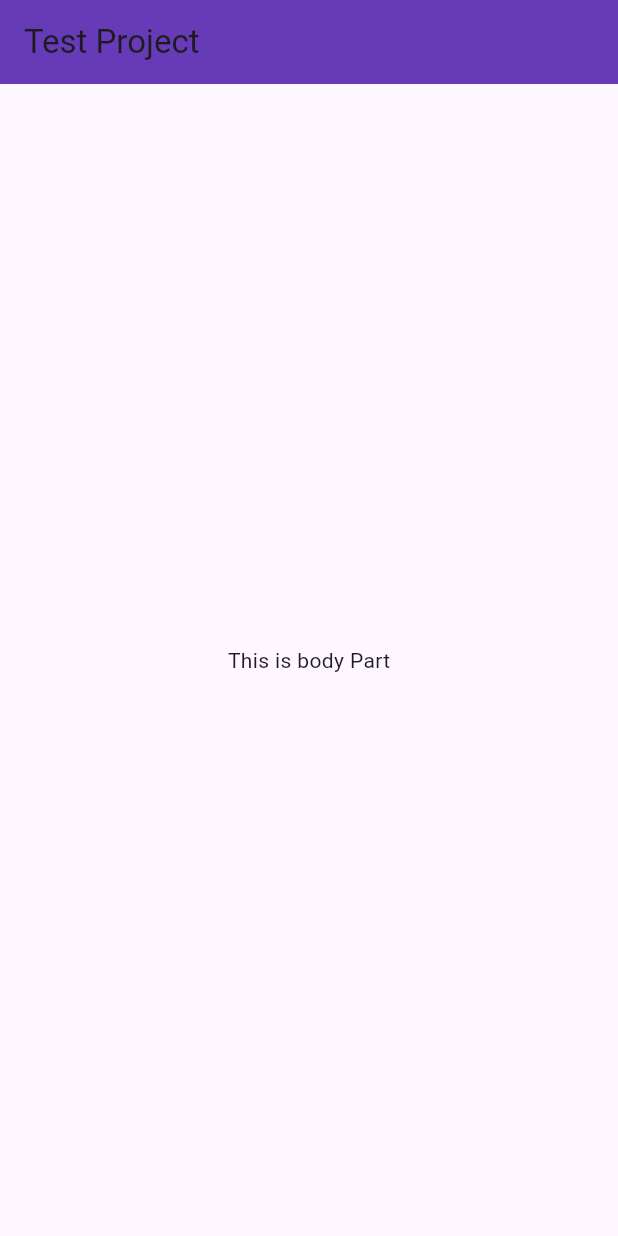
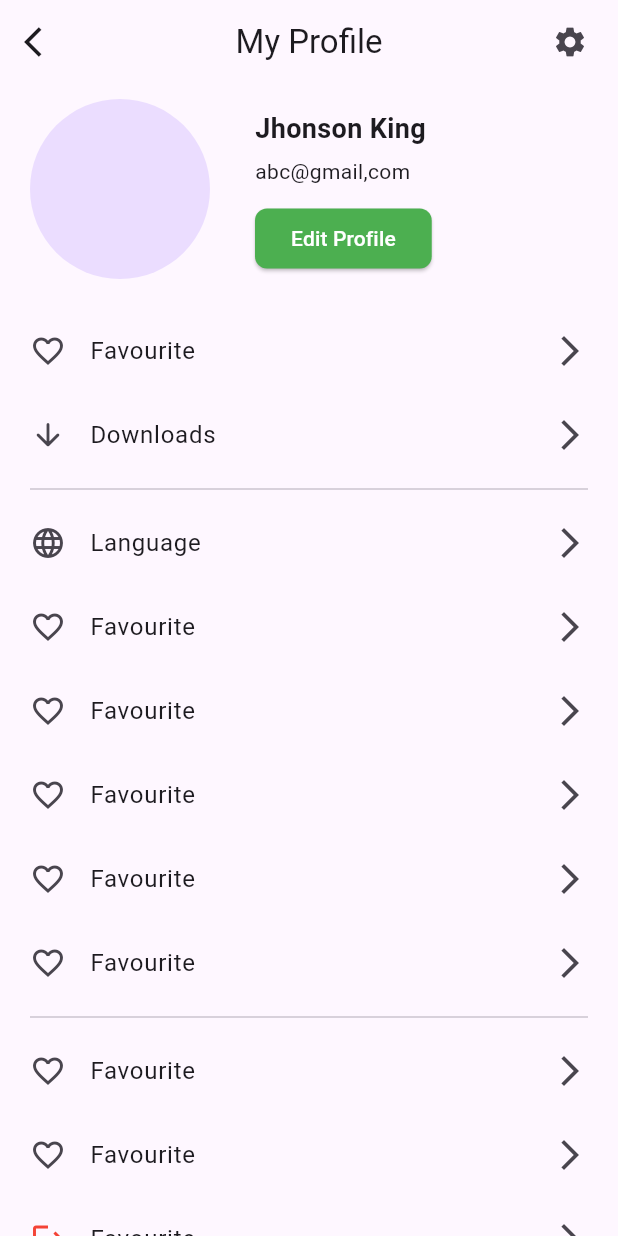
Before and after one commit to Shahidullah191/Test-project, a Flutter app: the screen it shows after launch, on a phone screen of 412 x 824 dp. Run offline on Flutter 3.47's test engine with Material 2 defaults, Android fonts, the phone set to English and light mode, and no system bars.

Commit message:
working in profile page

```diff
--- a/lib/home_page.dart
+++ /dev/null
@@ -1,19 +0,0 @@
-import 'package:flutter/material.dart';
-
-class HomePage extends StatelessWidget {
-  const HomePage({super.key});
-
-  @override
-  Widget build(BuildContext context) {
-    return Scaffold(
-      appBar: AppBar(
-        backgroundColor: Colors.deepPurple,
-        title: Text("Test Project"),
-      ),
-      body: Center(
-        child: Text("This is body Part"),
-      ),
-
-    );
-  }
-}
--- a/lib/main.dart
+++ b/lib/main.dart
@@ -1,5 +1,5 @@
 import 'package:flutter/material.dart';
-import 'package:test_project/home_page.dart';
+import 'package:test_project/profile_page.dart';
 
 void main() {
   runApp( const MyApp());
@@ -18,7 +18,7 @@ class MyApp extends StatelessWidget {
         colorScheme: ColorScheme.fromSeed(seedColor: Colors.deepPurple),
         useMaterial3: true,
       ),
-      home: HomePage(),
+      home: const ProfilePage(),
     );
   }
 }
--- /dev/null
+++ b/lib/profile_page.dart
@@ -0,0 +1,161 @@
+import 'package:flutter/material.dart';
+
+class ProfilePage extends StatelessWidget {
+  const ProfilePage({super.key});
+
+  @override
+  Widget build(BuildContext context) {
+    return Scaffold(
+
+      appBar: AppBar(
+          leading: const Icon(Icons.arrow_back_ios),
+          title: const Text("My Profile"),
+          centerTitle: true,
+          actions: const [
+            Icon(Icons.settings),
+            SizedBox(width: 20),
+          ]),
+
+      body: Padding(
+        padding: const EdgeInsets.only(top: 10, left: 20, right: 20),
+        child: SingleChildScrollView(
+          child: Column(
+            children: [
+
+              Row(
+                children: [
+                  const CircleAvatar(
+                    radius: 60,
+                  ),
+                  const SizedBox(width: 30),
+
+                  Column(
+                    crossAxisAlignment: CrossAxisAlignment.start,
+                    children: [
+                      const Text(
+                          "Jhonson King",
+                           style: TextStyle(fontSize: 18, fontWeight: FontWeight.bold)),
+                      const SizedBox(height: 5),
+
+                      const Text(
+                        "abc@gmail,com",
+                        style: TextStyle(fontSize: 14),
+                      ),
+                      const SizedBox(height: 15),
+
+                      SizedBox(
+                        height: 40,
+                        child: ElevatedButton(
+                          style: ElevatedButton.styleFrom(
+                            shape: RoundedRectangleBorder(
+                              borderRadius: BorderRadius.circular(8),
+                            ),
+                            backgroundColor: Colors.green,
+                          ),
+                          onPressed: () {},
+                          child: const Text(
+                            "Edit Profile",
+                            style: TextStyle(color: Colors.white),
+                          ),
+                        ),
+                      ),
+                    ],
+                  )
+                ],
+              ),
+              const SizedBox(height: 20),
+
+              const ListTile(
+                contentPadding: EdgeInsets.zero,
+                leading: Icon(Icons.favorite_border),
+                title: Text("Favourite"),
+                trailing: Icon(Icons.arrow_forward_ios),
+              ),
+
+              const ListTile(
+                contentPadding: EdgeInsets.zero,
+                leading: Icon(Icons.arrow_downward_rounded),
+                title: Text("Downloads"),
+                trailing: Icon(Icons.arrow_forward_ios),
+              ),
+
+              const Divider(),
+
+              const ListTile(
+                contentPadding: EdgeInsets.zero,
+                leading: Icon(Icons.language),
+                title: Text("Language"),
+                trailing: Icon(Icons.arrow_forward_ios),
+              ),
+
+              const ListTile(
+                contentPadding: EdgeInsets.zero,
+                leading: Icon(Icons.favorite_border),
+                title: Text("Favourite"),
+                trailing: Icon(Icons.arrow_forward_ios),
+              ),
+
+              const ListTile(
+                contentPadding: EdgeInsets.zero,
+                leading: Icon(Icons.favorite_border),
+                title: Text("Favourite"),
+                trailing: Icon(Icons.arrow_forward_ios),
+              ),
+
+              const ListTile(
+                contentPadding: EdgeInsets.zero,
+                leading: Icon(Icons.favorite_border),
+                title: Text("Favourite"),
+                trailing: Icon(Icons.arrow_forward_ios),
+              ),
+
+              const ListTile(
+                contentPadding: EdgeInsets.zero,
+                leading: Icon(Icons.favorite_border),
+                title: Text("Favourite"),
+                trailing: Icon(Icons.arrow_forward_ios),
+              ),
+
+              const ListTile(
+                contentPadding: EdgeInsets.zero,
+                leading: Icon(Icons.favorite_border),
+                title: Text("Favourite"),
+                trailing: Icon(Icons.arrow_forward_ios),
+              ),
+
+              const Divider(),
+              const ListTile(
+                contentPadding: EdgeInsets.zero,
+                leading: Icon(Icons.favorite_border),
+                title: Text("Favourite"),
+                trailing: Icon(Icons.arrow_forward_ios),
+              ),
+
+              const ListTile(
+                contentPadding: EdgeInsets.zero,
+                leading: Icon(Icons.favorite_border),
+                title: Text("Favourite"),
+                trailing: Icon(Icons.arrow_forward_ios),
+              ),
+
+              const ListTile(
+                contentPadding: EdgeInsets.zero,
+                leading: Icon(Icons.logout, color: Colors.red),
+                title: Text("Favourite"),
+                trailing: Icon(Icons.arrow_forward_ios),
+              ),
+
+              const SizedBox(height: 30),
+
+              Text(
+                "App Version 003",
+                style: TextStyle(color: Colors.grey.shade400),
+              ),
+
+            ],
+          ),
+        ),
+      ),
+    );
+  }
+}
```
